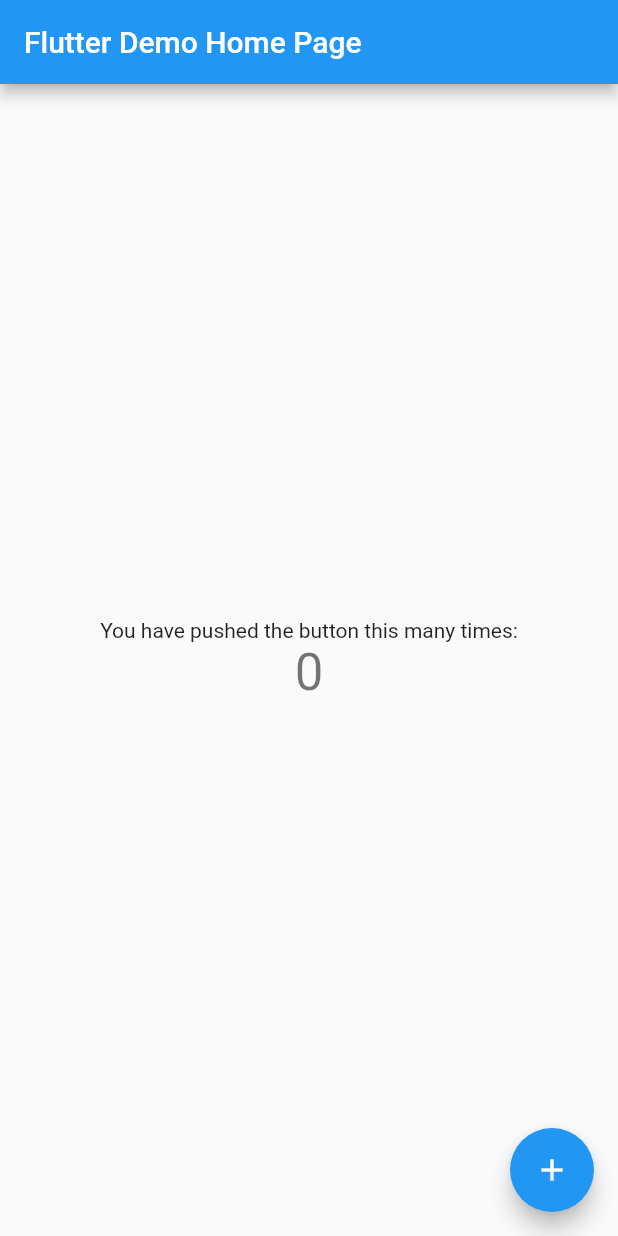
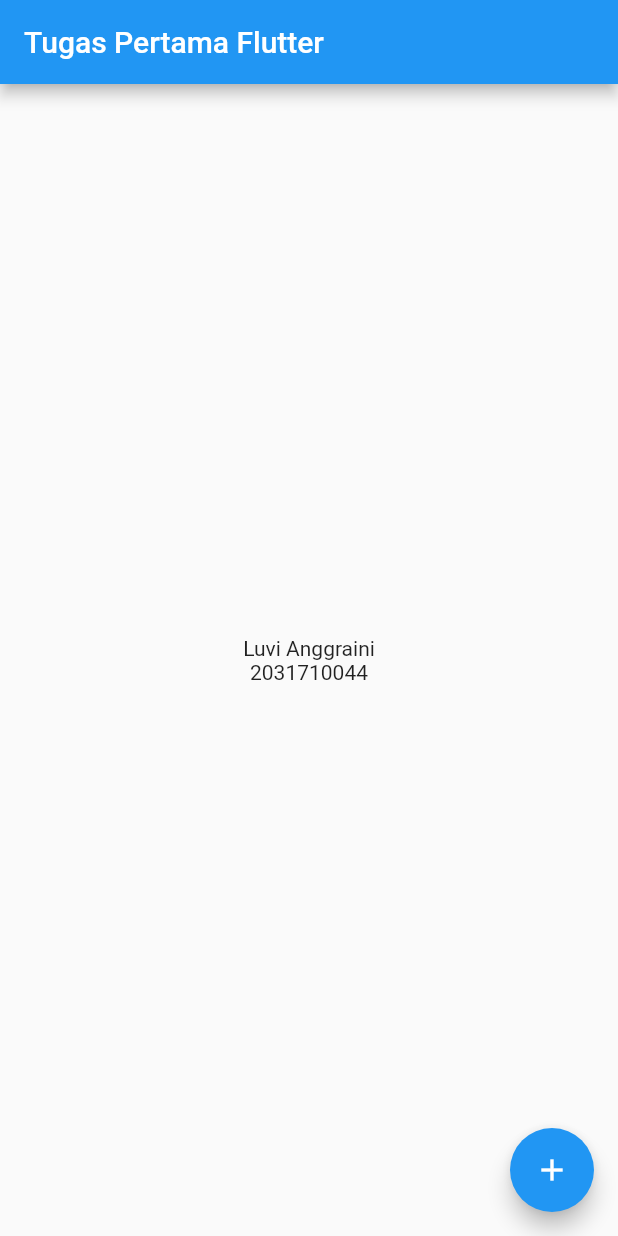
Before and after one commit to LuviAnggraini/hello_word, a Flutter app: the screen it shows after launch, on a phone screen of 412 x 824 dp. Run offline on Flutter 3.47's test engine with Material 2 defaults, Android fonts, the phone set to English and light mode, and no system bars.

Commit message:
polinema_mobile_flutter_hello

```diff
--- a/lib/main.dart
+++ b/lib/main.dart
@@ -24,7 +24,7 @@ class MyApp extends StatelessWidget {
         // is not restarted.
         primarySwatch: Colors.blue,
       ),
-      home: const MyHomePage(title: 'Flutter Demo Home Page'),
+      home: const MyHomePage(title: 'Tugas Pertama Flutter'),
     );
   }
 }
@@ -96,11 +96,10 @@ class _MyHomePageState extends State<MyHomePage> {
           mainAxisAlignment: MainAxisAlignment.center,
           children: <Widget>[
             const Text(
-              'You have pushed the button this many times:',
+              'Luvi Anggraini',
             ),
             Text(
-              '$_counter',
-              style: Theme.of(context).textTheme.headline4,
+              '2031710044',
             ),
           ],
         ),
```
